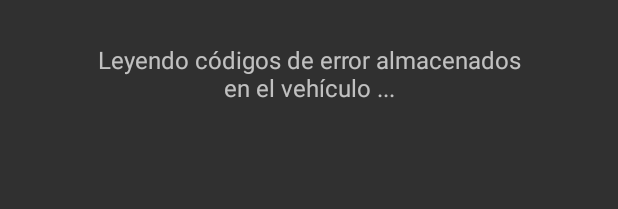
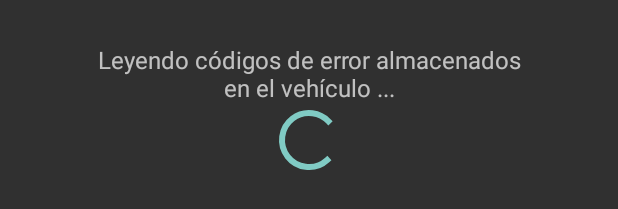
Before and after one commit to JoshefPR1/VeriFacil, an Android app: the layout activity_read_codes_vehicle.xml on its own in the app's theme, with its tools: preview values and no code run, on a phone screen of 412 x 824 dp. Shown: the part 545-754 px from the top of the screen. Run offline under Robolectric (Android 15) with nearby library versions, the phone set to English and light mode, and no system bars.

Commit message:
Executor implementado en ReadCodesVehicle, ProgressBar implementado en MainActivity y ReadCodesVehicle, corrección en detección de errores en respuesta de ELM327

```diff
--- a/app/src/main/java/Utils/ATCommands/ATDPN.java
+++ b/app/src/main/java/Utils/ATCommands/ATDPN.java
@@ -9,7 +9,7 @@ public class ATDPN extends ATCommand {
     @Override
     protected void interpretResult() {
         String resultNoSpace = this.resultText.replaceAll(" ","");
-        String idProtocol = resultNoSpace.replaceAll("A","");
+        String idProtocol = resultNoSpace.replaceFirst("A","");
         this.protocol = Protocol.find(idProtocol);
     }
 
--- a/app/src/main/java/Utils/Command.java
+++ b/app/src/main/java/Utils/Command.java
@@ -70,6 +70,7 @@ public abstract class Command {
         };
 
         for (String error : errors){
+            error = error.replaceAll("\\s","");
             if(this.resultText.matches(".*"+error+".*"))
                 throw new ExecutionException(
                         "Se encontró un error de tipo:" + error ,
--- a/app/src/main/res/layout/activity_read_codes_vehicle.xml
+++ b/app/src/main/res/layout/activity_read_codes_vehicle.xml
@@ -30,8 +30,44 @@
         app:layout_constraintTop_toTopOf="parent"
         app:layout_constraintLeft_toLeftOf="parent"
         android:textSize="16sp"
-        android:id="@+id/welcomeDisplay"
+        android:id="@+id/readingCodesDisplay"
         android:text="Leyendo códigos de error almacenados en el vehículo ..."
         android:gravity="center_horizontal"/>
 
+    <ProgressBar
+        android:layout_width="wrap_content"
+        android:layout_height="wrap_content"
+        android:id="@+id/readProgressBar"
+        app:layout_constraintTop_toBottomOf="@id/readingCodesDisplay"
+        app:layout_constraintRight_toRightOf="parent"
+        app:layout_constraintLeft_toLeftOf="parent"
+        android:visibility="visible"
+        />
+
+
+    <TextView
+        android:layout_width="300dp"
+        android:layout_height="wrap_content"
+        app:layout_constraintBottom_toBottomOf="parent"
+        app:layout_constraintRight_toRightOf="parent"
+        app:layout_constraintTop_toTopOf="parent"
+        app:layout_constraintLeft_toLeftOf="parent"
+        android:textSize="16sp"
+        android:id="@+id/errorDisplay"
+        android:text="Ocurrió un error al realizar la lectura de los códigos de falla."
+        android:gravity="center_horizontal"
+        android:visibility="gone"/>
+
+    <Button
+        android:layout_width="match_parent"
+        android:layout_height="wrap_content"
+        android:id="@+id/buttonTryAgain"
+        android:text="Intentar leer información de nuevo"
+        app:layout_constraintBottom_toBottomOf="parent"
+        app:layout_constraintRight_toRightOf="parent"
+        app:layout_constraintLeft_toLeftOf="parent"
+        android:visibility="gone"
+        />
+
+
 </androidx.constraintlayout.widget.ConstraintLayout>
```
Also changed, not shown: app/src/main/java/com/TT/verifacil/MainActivity.java (+8 -1 lines), app/src/main/java/com/TT/verifacil/ReadCodesVehicle.java (+88 -29 lines), app/src/main/res/layout/activity_main.xml (+18 -7 lines).
